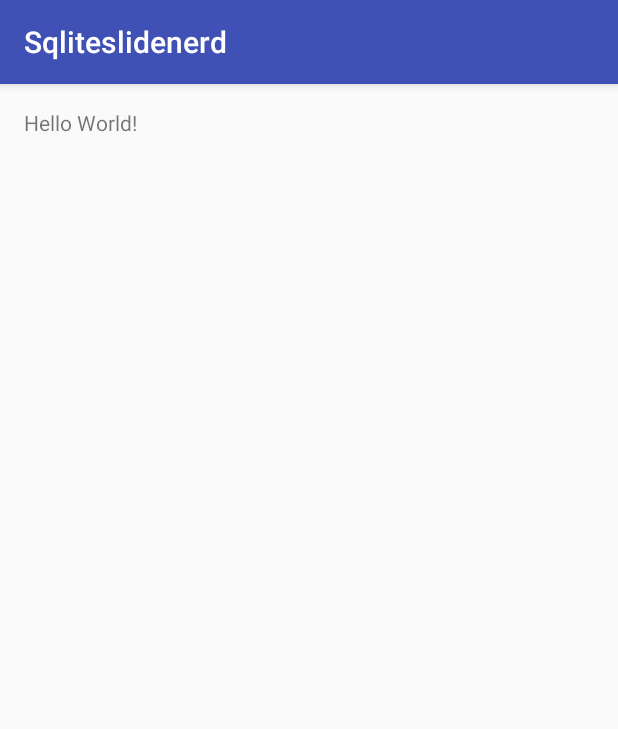
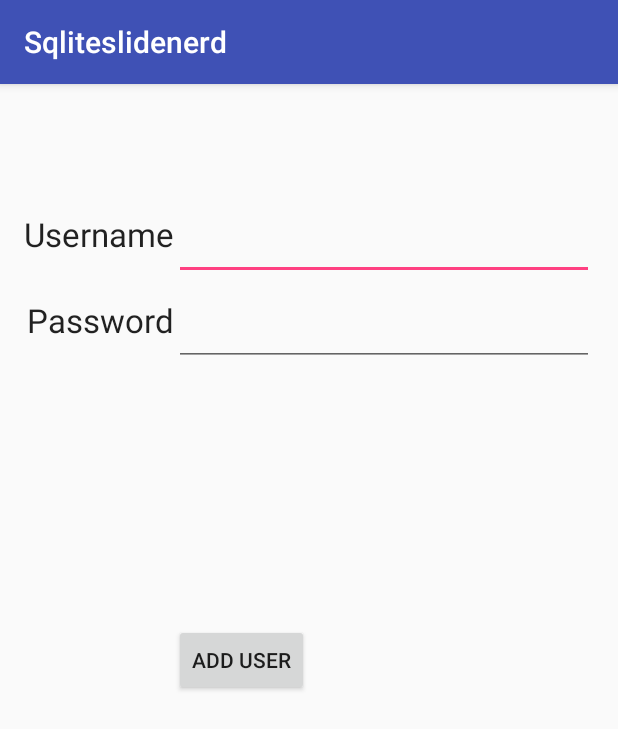
Before and after one commit to nikhil-31/Sqliteslidenerd, an Android app: the screen it shows after launch (MainActivity), on a phone screen of 412 x 824 dp. Shown: the top 729 px of the screen. Run offline under Robolectric (Android 15) with nearby library versions, the phone set to English and light mode, and no system bars.

Commit message:
Add layout file, Add password coloumn in helper

```diff
--- a/app/src/main/java/com/example/nikhil/sqliteslidenerd/MainActivity.java
+++ b/app/src/main/java/com/example/nikhil/sqliteslidenerd/MainActivity.java
@@ -3,19 +3,36 @@ package com.example.nikhil.sqliteslidenerd;
 import android.database.sqlite.SQLiteDatabase;
 import android.support.v7.app.AppCompatActivity;
 import android.os.Bundle;
+import android.view.View;
+import android.widget.EditText;
 
 public class MainActivity extends AppCompatActivity {
     NikHelper nikHelper;
+    EditText username;
+    EditText password;
     @Override
     protected void onCreate(Bundle savedInstanceState) {
         super.onCreate(savedInstanceState);
         setContentView(R.layout.activity_main);
 
+        username= (EditText) findViewById(R.id.editText);
+        password = (EditText) findViewById(R.id.editText2);
+
+
+        //My implementation of the helper
         nikHelper = new NikHelper(this);
-        SQLiteDatabase sqLiteDatabase= nikHelper.getWritableDatabase();
+
 
 
 
 
     }
+    public void addUser(View view){
+        String user = username.getText().toString();
+        String pass = password.getText().toString();
+
+        //SQLiteDatabase object that represents the actual database.
+        SQLiteDatabase sqLiteDatabase= nikHelper.getWritableDatabase();
+
+    }
 }
--- a/app/src/main/java/com/example/nikhil/sqliteslidenerd/NikHelper.java
+++ b/app/src/main/java/com/example/nikhil/sqliteslidenerd/NikHelper.java
@@ -16,8 +16,8 @@ public class NikHelper extends SQLiteOpenHelper {
     private static final int DATABASE_VERSION = 6;
     private static final String UID ="_id";
     private static final String NAME = "NAME";
-    private static final String ADDRESS = "address";
-    private static final String CREATE_TABLE= "CREATE TABLE "+TABLE_NAME+"( "+UID+" INTEGER PRIMARY KEY AUTOINCREMENT,"+NAME+ " varchar(255),"+ADDRESS+" varchar(255)); ";
+    private static final String PASSWORD = "address";
+    private static final String CREATE_TABLE= "CREATE TABLE "+TABLE_NAME+"( "+UID+" INTEGER PRIMARY KEY AUTOINCREMENT,"+NAME+ " varchar(255),"+PASSWORD+" varchar(255)); ";
     private static final String DROP_TABLE="DROP TABLE IF EXISTS "+TABLE_NAME;
     private Context context;
 
--- a/app/src/main/res/layout/activity_main.xml
+++ b/app/src/main/res/layout/activity_main.xml
@@ -9,8 +9,55 @@
     android:paddingTop="@dimen/activity_vertical_margin"
     tools:context="com.example.nikhil.sqliteslidenerd.MainActivity">
 
+
     <TextView
         android:layout_width="wrap_content"
         android:layout_height="wrap_content"
-        android:text="Hello World!" />
+        android:textAppearance="?android:attr/textAppearanceLarge"
+        android:text="Username"
+        android:id="@+id/textView_username"
+        android:layout_alignParentTop="true"
+        android:layout_alignParentLeft="true"
+        android:layout_alignParentStart="true"
+        android:layout_marginTop="69dp" />
+
+    <TextView
+        android:layout_width="wrap_content"
+        android:layout_height="wrap_content"
+        android:textAppearance="?android:attr/textAppearanceLarge"
+        android:text="Password"
+        android:id="@+id/textView_password"
+        android:layout_below="@+id/textView_username"
+        android:layout_alignRight="@+id/textView_username"
+        android:layout_alignEnd="@+id/textView_username"
+        android:layout_marginTop="28dp" />
+
+    <EditText
+        android:layout_width="wrap_content"
+        android:layout_height="wrap_content"
+        android:id="@+id/editText"
+        android:layout_alignTop="@+id/textView_username"
+        android:layout_alignParentRight="true"
+        android:layout_alignParentEnd="true"
+        android:layout_toRightOf="@+id/textView_password"
+        android:layout_toEndOf="@+id/textView_password" />
+
+    <EditText
+        android:layout_width="wrap_content"
+        android:layout_height="wrap_content"
+        android:id="@+id/editText2"
+        android:layout_alignTop="@+id/textView_password"
+        android:layout_toRightOf="@+id/textView_username"
+        android:layout_alignParentRight="true"
+        android:layout_alignParentEnd="true" />
+
+    <Button
+        android:layout_width="wrap_content"
+        android:layout_height="wrap_content"
+        android:text="Add User"
+        android:id="@+id/button_add_user"
+        android:layout_centerVertical="true"
+        android:layout_toRightOf="@+id/textView_username"
+        android:layout_toEndOf="@+id/textView_username"
+        android:onClick="addUser"/>
 </RelativeLayout>
```
